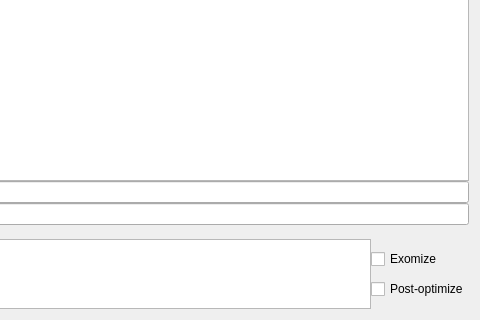
leuat/TRSE, file source/trsedocuments/formraseditor.ui: the form before one commit; both pictures show x 483 to 963 and y 90 to 410 of the 963 by 410 pixel window.
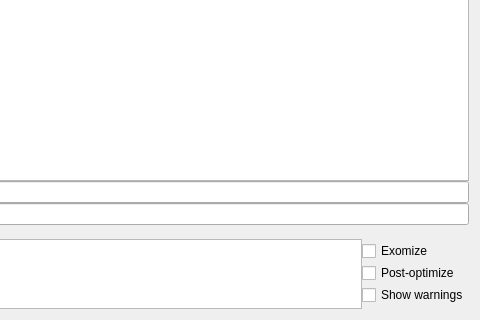
The form after the commit. Custom widgets are drawn as their Qt base class.

Commit message: Warnings + compile from everywehere

```diff
--- a/source/trsedocuments/formraseditor.ui
+++ b/source/trsedocuments/formraseditor.ui
@@ -101,6 +101,13 @@
            </property>
           </widget>
          </item>
+         <item row="2" column="0">
+          <widget class="QCheckBox" name="chkWarnings">
+           <property name="text">
+            <string>Show warnings</string>
+           </property>
+          </widget>
+         </item>
         </layout>
        </item>
       </layout>
```
The commit also changes 8 other files.
